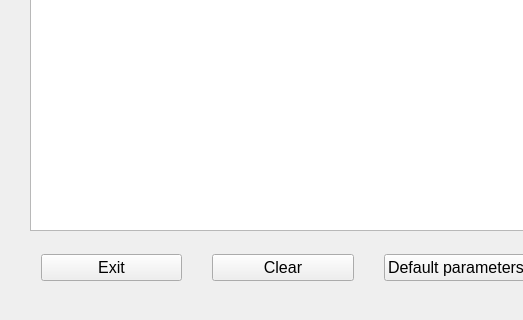
Before: the Qt Designer form src/gui/toppic/toppicwindow.ui in toppic-suite/toppic-suite, drawn with Qt 5; both pictures show x 0 to 523 and y 480 to 800 of the 920 by 800 pixel window.
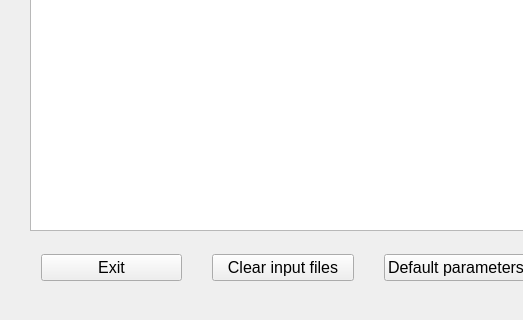
After: the same form once the commit is applied. Icons and pictures are not drawn.

```diff
--- a/src/gui/toppic/toppicwindow.ui
+++ b/src/gui/toppic/toppicwindow.ui
@@ -96,7 +96,7 @@
         </font>
        </property>
        <property name="text">
-        <string>Clear</string>
+        <string>Clear input files</string>
        </property>
       </widget>
      </item>
```
